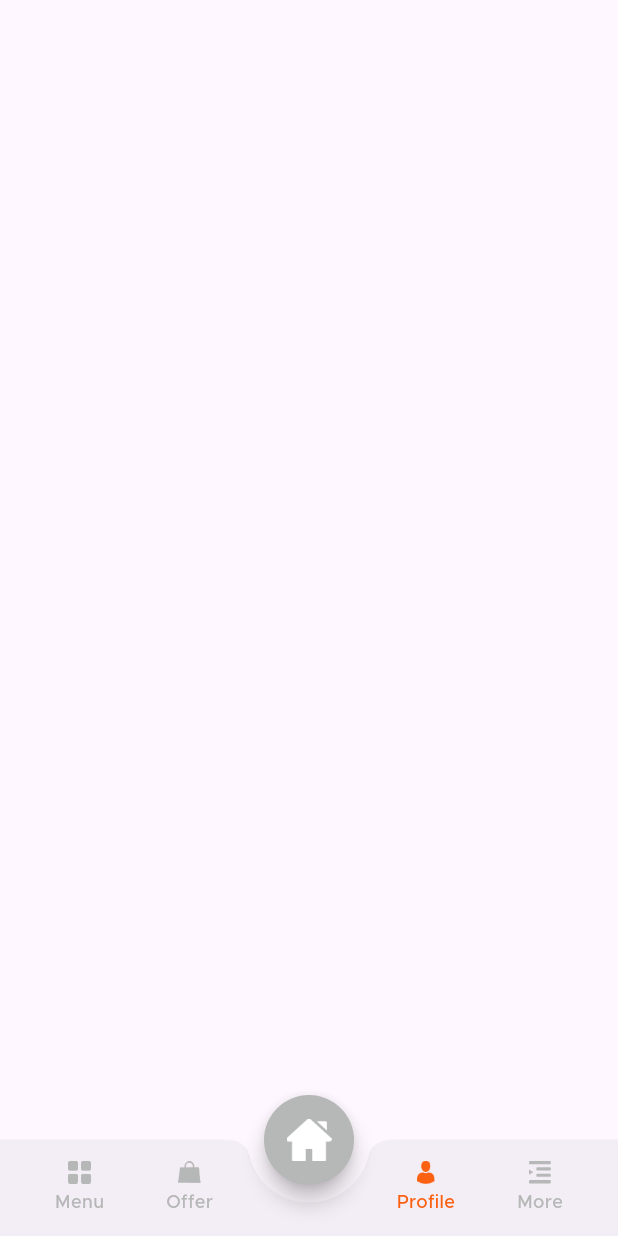
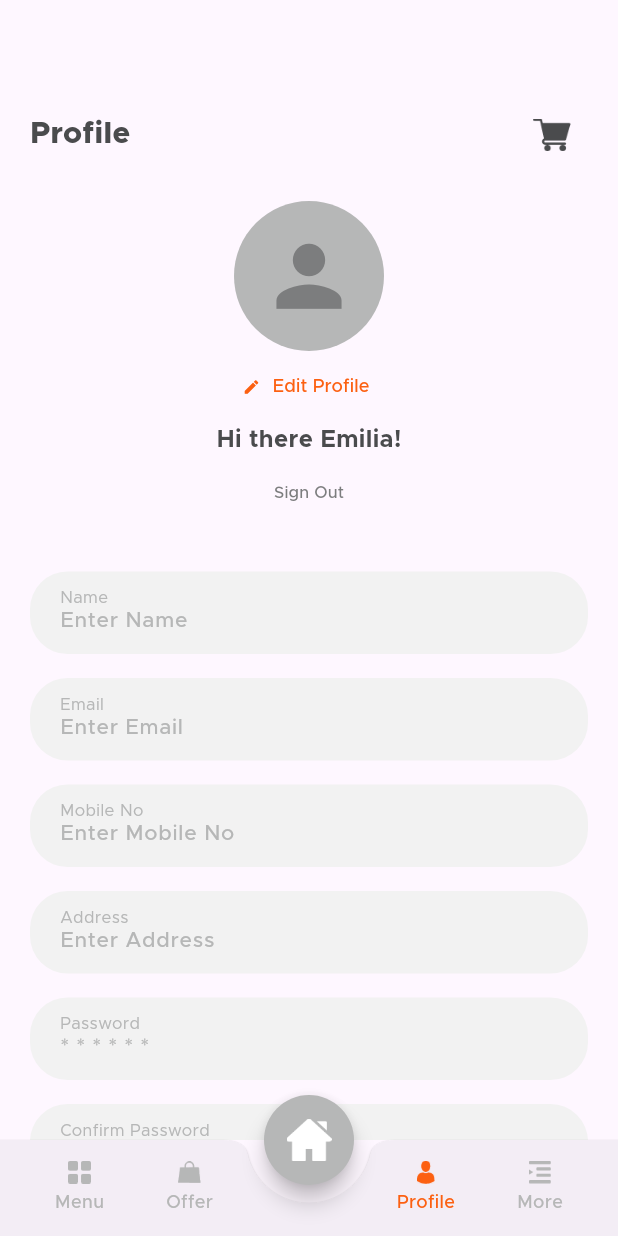
Before and after one commit to Suwas52/Food-Delivery-App-Frontend-UI-, a Flutter app: the screen it shows after launch, scrolled down 576 dp, after a tap on "Profile", on a phone screen of 412 x 824 dp. Run offline on Flutter 3.47's test engine with Material 3 defaults, Android fonts, the phone set to English and light mode, and no system bars; our stand-ins replace flutter_rating_bar, image_picker; missing offline and left inert: otp_pin_field.

Commit message:
completed profile tab ui

```diff
--- a/lib/common_widget/round_textfield.dart
+++ b/lib/common_widget/round_textfield.dart
@@ -57,3 +57,81 @@ class RoundTextfield extends StatelessWidget {
     );
   }
 }
+
+class RoundTitleTextfield extends StatelessWidget {
+  final TextEditingController? controller;
+  final String title;
+  final String hintText;
+  final TextInputType? keyboardType;
+  final bool obscureText;
+  final Color? bgColor;
+  final Widget? left;
+
+  const RoundTitleTextfield(
+      {super.key,
+        required this.title,
+        required this.hintText,
+        this.controller,
+        this.keyboardType,
+        this.bgColor,
+        this.left,
+        this.obscureText = false});
+
+  @override
+  Widget build(BuildContext context) {
+    return Container(
+      height: 55,
+      decoration: BoxDecoration(
+          color: bgColor ?? TColor.textfield,
+          borderRadius: BorderRadius.circular(25)),
+      child: Row(
+        children: [
+          if (left != null)
+            Padding(
+              padding: const EdgeInsets.only(
+                left: 15,
+              ),
+              child: left!,
+            ),
+          Expanded(
+            child: Stack(
+              children: [
+                Container(
+                  height: 55,
+                  margin: const EdgeInsets.only(top: 8,),
+                  alignment: Alignment.topLeft,
+                  child: TextField(
+                    autocorrect: false,
+                    controller: controller,
+                    obscureText: obscureText,
+                    keyboardType: keyboardType,
+                    decoration: InputDecoration(
+                      contentPadding:
+                      const EdgeInsets.symmetric(horizontal: 20),
+                      enabledBorder: InputBorder.none,
+                      focusedBorder: InputBorder.none,
+                      hintText: hintText,
+                      hintStyle: TextStyle(
+                          color: TColor.placeholder,
+                          fontSize: 14,
+                          fontWeight: FontWeight.w500),
+                    ),
+                  ),
+                ),
+                Container(
+                  height: 55,
+                  margin: const EdgeInsets.only(top: 10, left: 20),
+                  alignment: Alignment.topLeft,
+                  child: Text(
+                    title,
+                    style: TextStyle(color: TColor.placeholder, fontSize: 11),
+                  ),
+                )
+              ],
+            ),
+          ),
+        ],
+      ),
+    );
+  }
+}
--- a/lib/view/main_tabview/main_tabview.dart
+++ b/lib/view/main_tabview/main_tabview.dart
@@ -4,6 +4,7 @@ import 'package:frontend_ui/common_widget/tab_button.dart';
 import 'package:frontend_ui/view/home/home_view.dart';
 import 'package:frontend_ui/view/menu/menu_view.dart';
 import 'package:frontend_ui/view/offer/offer_view.dart';
+import 'package:frontend_ui/view/profile/profile_view.dart';
 
 class MainTabView extends StatefulWidget {
   const MainTabView({super.key});
@@ -94,7 +95,7 @@ class _MainTabViewState extends State<MainTabView> {
                     onTap: () {
                       if (selectTab != 3) {
                         selectTab = 3;
-                        selectPageView = Container();
+                        selectPageView = const ProfileView();
                       }
                       if (mounted) {
                         setState(() {});
--- /dev/null
+++ b/lib/view/profile/profile_view.dart
@@ -0,0 +1,190 @@
+import 'dart:io';
+
+import 'package:flutter/material.dart';
+import 'package:image_picker/image_picker.dart';
+
+import '../../common/color_extension.dart';
+import '../../common_widget/round_button.dart';
+import '../../common_widget/round_textfield.dart';
+
+class ProfileView extends StatefulWidget {
+  const ProfileView({super.key});
+
+  @override
+  State<ProfileView> createState() => _ProfileViewState();
+}
+
+class _ProfileViewState extends State<ProfileView> {
+  final ImagePicker picker = ImagePicker();
+  XFile? image;
+
+  TextEditingController txtName = TextEditingController();
+  TextEditingController txtEmail = TextEditingController();
+  TextEditingController txtMobile = TextEditingController();
+  TextEditingController txtAddress = TextEditingController();
+  TextEditingController txtPassword = TextEditingController();
+  TextEditingController txtConfirmPassword = TextEditingController();
+
+  @override
+  Widget build(BuildContext context) {
+    return Scaffold(
+        body: SingleChildScrollView(
+          child: Padding(
+            padding: const EdgeInsets.symmetric(vertical: 20),
+            child: Column(crossAxisAlignment: CrossAxisAlignment.center, children: [
+              const SizedBox(
+                height: 46,
+              ),
+              Padding(
+                padding: const EdgeInsets.symmetric(horizontal: 20),
+                child: Row(
+                  mainAxisAlignment: MainAxisAlignment.spaceBetween,
+                  children: [
+                    Text(
+                      "Profile",
+                      style: TextStyle(
+                          color: TColor.primaryText,
+                          fontSize: 20,
+                          fontWeight: FontWeight.w800),
+                    ),
+                    IconButton(
+                      onPressed: () {
+                        Navigator.push(
+                            context,
+                            MaterialPageRoute(
+                                builder: (context) => Container()));
+                      },
+                      icon: Image.asset(
+                        "assets/img/shopping_cart.png",
+                        width: 25,
+                        height: 25,
+                      ),
+                    ),
+                  ],
+                ),
+              ),
+              const SizedBox(
+                height: 20,
+              ),
+              Container(
+                width: 100,
+                height: 100,
+                decoration: BoxDecoration(
+                  color: TColor.placeholder,
+                  borderRadius: BorderRadius.circular(50),
+                ),
+                alignment: Alignment.center,
+                child: image != null
+                    ? ClipRRect(
+                  borderRadius: BorderRadius.circular(50),
+                  child: Image.file(File(image!.path),
+                      width: 100, height: 100, fit: BoxFit.cover),
+                )
+                    : Icon(
+                  Icons.person,
+                  size: 65,
+                  color: TColor.secondaryText,
+                ),
+              ),
+              TextButton.icon(
+                onPressed: () async {
+                  image = await picker.pickImage(source: ImageSource.gallery);
+                  setState(() {});
+                },
+                icon: Icon(
+                  Icons.edit,
+                  color: TColor.primary,
+                  size: 12,
+                ),
+                label: Text(
+                  "Edit Profile",
+                  style: TextStyle(color: TColor.primary, fontSize: 12),
+                ),
+              ),
+              Text(
+                "Hi there Emilia!",
+                style: TextStyle(
+                    color: TColor.primaryText,
+                    fontSize: 16,
+                    fontWeight: FontWeight.w700),
+              ),
+              TextButton(
+                onPressed: () {},
+                child: Text(
+                  "Sign Out",
+                  style: TextStyle(
+                      color: TColor.secondaryText,
+                      fontSize: 11,
+                      fontWeight: FontWeight.w500),
+                ),
+              ),
+              const SizedBox(
+                height: 20,
+              ),
+              Padding(
+                padding: const EdgeInsets.symmetric(vertical: 8, horizontal: 20),
+                child: RoundTitleTextfield(
+                  title: "Name",
+                  hintText: "Enter Name",
+                  controller: txtName,
+                ),
+              ),
+              Padding(
+                padding: const EdgeInsets.symmetric(vertical: 8, horizontal: 20),
+                child: RoundTitleTextfield(
+                  title: "Email",
+                  hintText: "Enter Email",
+                  keyboardType: TextInputType.emailAddress,
+                  controller: txtEmail,
+                ),
+              ),
+              Padding(
+                padding: const EdgeInsets.symmetric(vertical: 8, horizontal: 20),
+                child: RoundTitleTextfield(
+                  title: "Mobile No",
+                  hintText: "Enter Mobile No",
+                  controller: txtMobile,
+                  keyboardType: TextInputType.phone,
+                ),
+              ),
+              Padding(
+                padding: const EdgeInsets.symmetric(vertical: 8, horizontal: 20),
+                child: RoundTitleTextfield(
+                  title: "Address",
+                  hintText: "Enter Address",
+                  controller: txtAddress,
+                ),
+              ),
+              Padding(
+                padding: const EdgeInsets.symmetric(vertical: 8, horizontal: 20),
+                child: RoundTitleTextfield(
+                  title: "Password",
+                  hintText: "* * * * * *",
+                  obscureText: true,
+                  controller: txtPassword,
+                ),
+              ),
+              Padding(
+                padding: const EdgeInsets.symmetric(vertical: 8, horizontal: 20),
+                child: RoundTitleTextfield(
+                  title: "Confirm Password",
+                  hintText: "* * * * * *",
+                  obscureText: true,
+                  controller: txtConfirmPassword,
+                ),
+              ),
+              const SizedBox(
+                height: 20,
+              ),
+              Padding(
+                padding: const EdgeInsets.symmetric(horizontal: 20),
+                child: RoundButton(title: "Save", onPressed: () {}),
+              ),
+              const SizedBox(
+                height: 20,
+              ),
+            ]),
+          ),
+        ));
+  }
+}
--- a/pubspec.yaml
+++ b/pubspec.yaml
@@ -37,6 +37,7 @@ dependencies:
   cupertino_icons: ^1.0.6
   otp_pin_field: ^1.2.2
   flutter_rating_bar: ^4.0.1
+  image_picker: ^1.1.0
 
 dev_dependencies:
   flutter_test:
```
Also changed, not shown: pubspec.lock, 1 other file.
